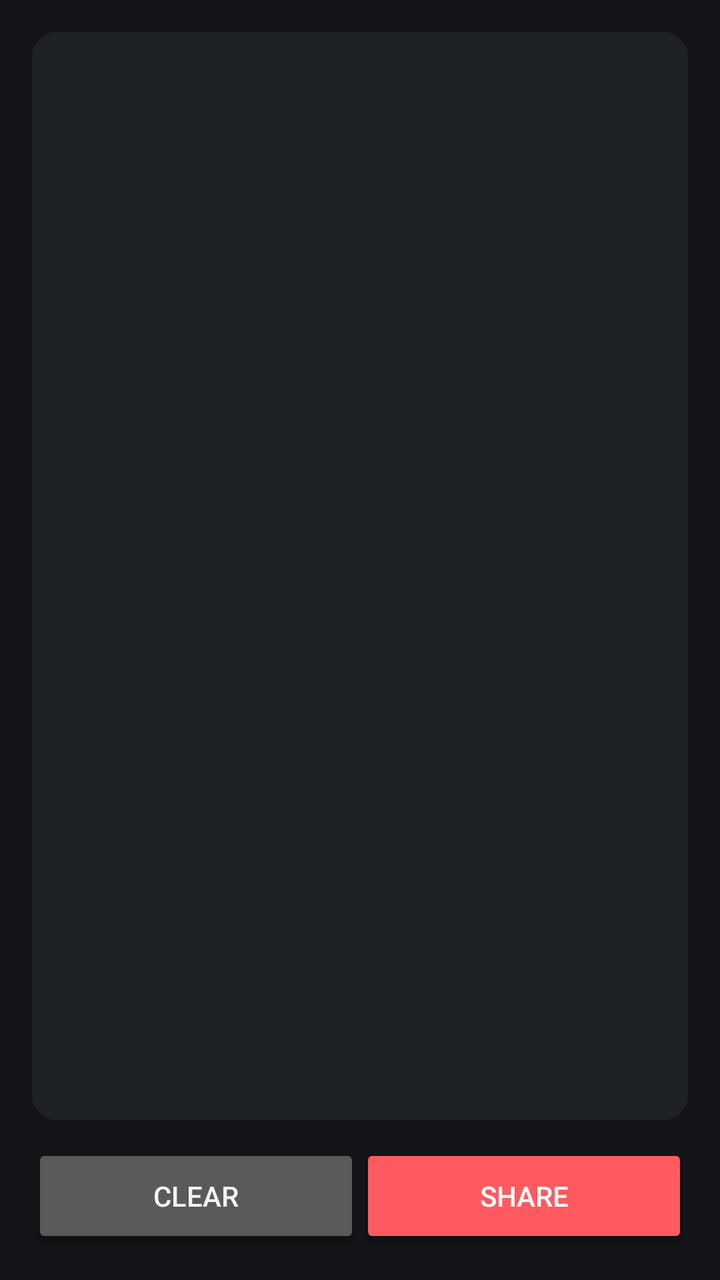
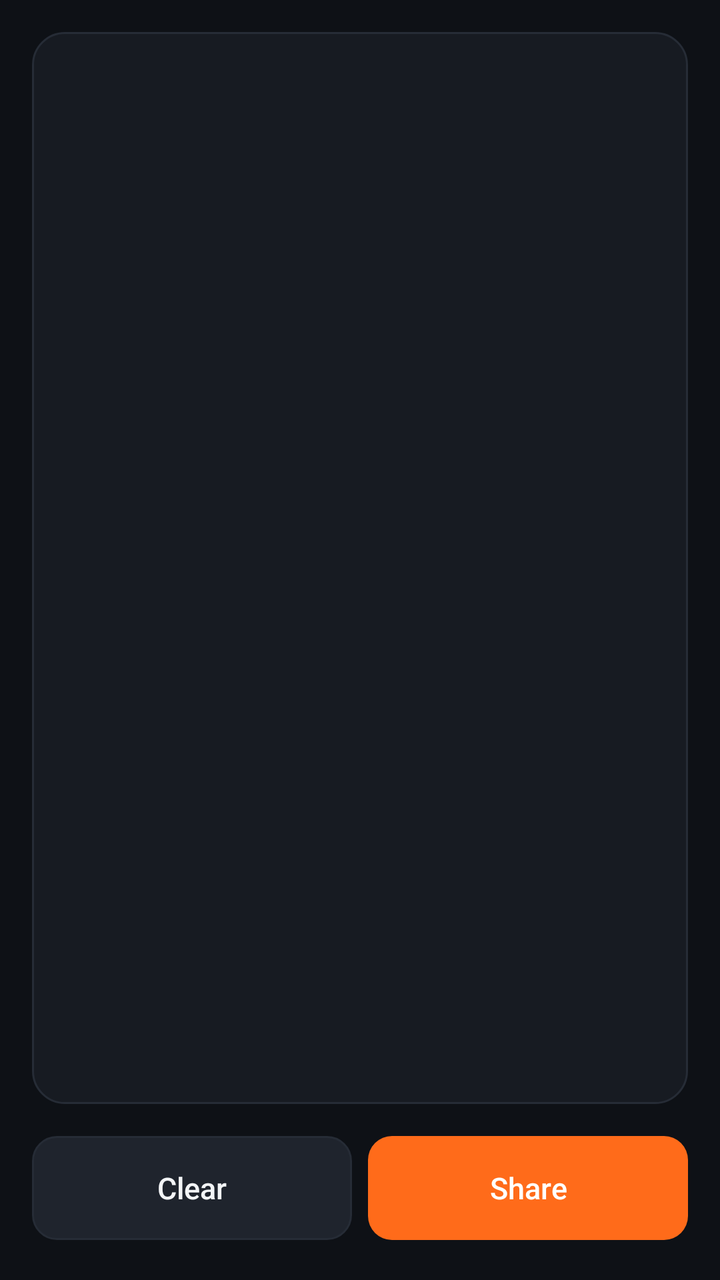

Compare the two renders of this Android layout. The source of the first and the diff that turns it into the second are given below.
<!-- AndroidManifest.xml: application theme Theme.MpsDiag -->
<!-- res/layout/activity_log.xml -->
<?xml version="1.0" encoding="utf-8"?>
<LinearLayout xmlns:android="http://schemas.android.com/apk/res/android"
    android:layout_width="match_parent"
    android:layout_height="match_parent"
    android:orientation="vertical"
    android:padding="@dimen/screen_padding">

    <ScrollView
        android:id="@+id/logScroll"
        style="@style/Card"
        android:layout_width="match_parent"
        android:layout_height="0dp"
        android:layout_weight="1">

        <TextView
            android:id="@+id/logText"
            style="@style/Text.Secondary"
            android:layout_width="match_parent"
            android:layout_height="wrap_content"
            android:fontFamily="monospace"
            android:textIsSelectable="true" />
    </ScrollView>

    <LinearLayout
        android:layout_width="match_parent"
        android:layout_height="wrap_content"
        android:orientation="horizontal">

        <Button
            android:id="@+id/clearButton"
            style="@style/Button.Secondary"
            android:layout_width="0dp"
            android:layout_height="wrap_content"
            android:layout_weight="1"
            android:text="@string/clear_log" />

        <Button
            android:id="@+id/shareButton"
            style="@style/Button.Primary"
            android:layout_width="0dp"
            android:layout_height="wrap_content"
            android:layout_weight="1"
            android:text="@string/share_log" />
    </LinearLayout>
</LinearLayout>
<!-- resources referenced by this layout -->
<resources>
  <style name="Button.Primary" parent="android:Widget.Material.Button.Colored">
          <item name="android:textColor">@color/text_on_primary</item>
          <item name="android:minHeight">52dp</item>
      </style>
  <style name="Button.Secondary" parent="android:Widget.Material.Button">
          <item name="android:textColor">@color/text_primary</item>
          <item name="android:minHeight">52dp</item>
      </style>
  <style name="Theme.MpsDiag" parent="android:Theme.Material">
          <item name="android:colorPrimary">@color/brand_primary</item>
          <item name="android:colorPrimaryDark">@color/brand_primary_dark</item>
          <item name="android:colorAccent">@color/brand_accent</item>
          <item name="android:windowBackground">@color/bg_window</item>
          <item name="android:textColorPrimary">@color/text_primary</item>
          <item name="android:textColorSecondary">@color/text_secondary</item>
          <item name="android:statusBarColor">@color/brand_primary_dark</item>
      </style>
  <color name="text_on_primary">#FFFFFF</color>
  <color name="text_primary">#F2F3F5</color>
  <!-- drawable bg_card (drawable) -->
  <?xml version="1.0" encoding="utf-8"?>
  <shape xmlns:android="http://schemas.android.com/apk/res/android">
      <solid android:color="@color/bg_card" />
      <corners android:radius="@dimen/card_radius" />
  </shape>
  <color name="text_secondary">#A6ABB3</color>
  <color name="brand_primary">#E4002B</color>
  <color name="brand_primary_dark">#A8001F</color>
  <color name="brand_accent">#FF5A5F</color>
  <color name="bg_window">#121417</color>
  <color name="bg_card">#1D2024</color>
  <dimen name="card_radius">12dp</dimen>
  <!-- unchanged entries left out for length: 8 -->
</resources>

<!-- the commit's change to res/layout/activity_log.xml (unified diff, before → after) -->
@@ -31,7 +31,8 @@
             style="@style/Button.Secondary"
             android:layout_width="0dp"
             android:layout_height="wrap_content"
-            android:layout_weight="1"
+            android:layout_marginEnd="@dimen/gap_small"
+                    android:layout_weight="1"
             android:text="@string/clear_log" />
 
         <Button
<!-- resource entries referenced after the edit -->
@@ -1,37 +1,104 @@
 <!-- resources referenced by this layout -->
 <resources>
-  <style name="Button.Primary" parent="android:Widget.Material.Button.Colored">
-          <item name="android:textColor">@color/text_on_primary</item>
+  <dimen name="gap_small">8dp</dimen>
+  <style name="Button.Primary" parent="android:Widget.Material.Button">
+          <item name="android:background">@drawable/bg_button_primary</item>
+          <item name="android:textColor">@color/button_text_primary</item>
+          <item name="android:fontFamily">sans-serif-medium</item>
+          <item name="android:textAllCaps">false</item>
+          <item name="android:textSize">@dimen/text_body</item>
           <item name="android:minHeight">52dp</item>
+          <item name="android:paddingStart">20dp</item>
+          <item name="android:paddingEnd">20dp</item>
+          <item name="android:stateListAnimator">@null</item>
+          <item name="android:layout_marginTop">4dp</item>
+          <item name="android:layout_marginBottom">4dp</item>
       </style>
   <style name="Button.Secondary" parent="android:Widget.Material.Button">
-          <item name="android:textColor">@color/text_primary</item>
+          <item name="android:background">@drawable/bg_button_secondary</item>
+          <item name="android:textColor">@color/button_text_secondary</item>
+          <item name="android:fontFamily">sans-serif-medium</item>
+          <item name="android:textAllCaps">false</item>
+          <item name="android:textSize">@dimen/text_body</item>
           <item name="android:minHeight">52dp</item>
+          <item name="android:paddingStart">20dp</item>
+          <item name="android:paddingEnd">20dp</item>
+          <item name="android:stateListAnimator">@null</item>
+          <item name="android:layout_marginTop">4dp</item>
+          <item name="android:layout_marginBottom">4dp</item>
       </style>
   <style name="Theme.MpsDiag" parent="android:Theme.Material">
-          <item name="android:colorPrimary">@color/brand_primary</item>
-          <item name="android:colorPrimaryDark">@color/brand_primary_dark</item>
-          <item name="android:colorAccent">@color/brand_accent</item>
+          <item name="android:colorPrimary">@color/bg_window</item>
+          <item name="android:colorPrimaryDark">@color/bg_window</item>
+          <item name="android:colorAccent">@color/brand_primary</item>
+          <item name="android:colorControlActivated">@color/brand_primary</item>
+          <item name="android:colorBackground">@color/bg_window</item>
           <item name="android:windowBackground">@color/bg_window</item>
+          <item name="android:statusBarColor">@color/bg_window</item>
+          <item name="android:navigationBarColor">@color/bg_window</item>
           <item name="android:textColorPrimary">@color/text_primary</item>
           <item name="android:textColorSecondary">@color/text_secondary</item>
-          <item name="android:statusBarColor">@color/brand_primary_dark</item>
+          <item name="android:actionBarStyle">@style/ActionBar</item>
+          <item name="android:buttonStyle">@style/Button.Secondary</item>
+          <item name="android:alertDialogTheme">@style/Dialog</item>
       </style>
-  <color name="text_on_primary">#FFFFFF</color>
-  <color name="text_primary">#F2F3F5</color>
+  <!-- drawable bg_button_primary (drawable) -->
+  <?xml version="1.0" encoding="utf-8"?>
+  <ripple xmlns:android="http://schemas.android.com/apk/res/android" android:color="@color/ripple">
+      <item>
+          <selector>
+              <item android:state_enabled="false">
+                  <shape><solid android:color="@color/bg_card_raised" /><corners android:radius="@dimen/button_radius" /></shape>
+              </item>
+              <item>
+                  <shape><solid android:color="@color/brand_primary" /><corners android:radius="@dimen/button_radius" /></shape>
+              </item>
+          </selector>
+      </item>
+  </ripple>
+  <dimen name="text_body">15sp</dimen>
+  <!-- drawable bg_button_secondary (drawable) -->
+  <?xml version="1.0" encoding="utf-8"?>
+  <ripple xmlns:android="http://schemas.android.com/apk/res/android" android:color="@color/ripple">
+      <item>
+          <shape>
+              <solid android:color="@color/bg_card_raised" />
+              <stroke android:width="1dp" android:color="@color/stroke" />
+              <corners android:radius="@dimen/button_radius" />
+          </shape>
+      </item>
+  </ripple>
+  <color name="text_primary">#F3F5F7</color>
+  <style name="ActionBar" parent="android:Widget.Material.ActionBar.Solid">
+          <item name="android:background">@color/bg_window</item>
+          <item name="android:elevation">0dp</item>
+          <item name="android:titleTextStyle">@style/ActionBar.Title</item>
+      </style>
+  <style name="Dialog" parent="android:Theme.Material.Dialog.Alert">
+          <item name="android:colorAccent">@color/brand_primary</item>
+          <item name="android:colorBackground">@color/bg_card_raised</item>
+          <item name="android:textColorPrimary">@color/text_primary</item>
+      </style>
+  <color name="ripple">#33FFFFFF</color>
+  <color name="bg_card_raised">#1F242D</color>
+  <dimen name="button_radius">12dp</dimen>
+  <color name="stroke">#262C36</color>
   <!-- drawable bg_card (drawable) -->
   <?xml version="1.0" encoding="utf-8"?>
   <shape xmlns:android="http://schemas.android.com/apk/res/android">
       <solid android:color="@color/bg_card" />
+      <stroke android:width="1dp" android:color="@color/stroke" />
       <corners android:radius="@dimen/card_radius" />
   </shape>
-  <color name="text_secondary">#A6ABB3</color>
-  <color name="brand_primary">#E4002B</color>
-  <color name="brand_primary_dark">#A8001F</color>
-  <color name="brand_accent">#FF5A5F</color>
-  <color name="bg_window">#121417</color>
-  <color name="bg_card">#1D2024</color>
-  <dimen name="card_radius">12dp</dimen>
+  <color name="text_secondary">#9AA3AE</color>
+  <color name="brand_primary">#FF6B1A</color>
+  <color name="bg_window">#0E1116</color>
+  <color name="bg_card">#171B22</color>
+  <dimen name="card_radius">16dp</dimen>
+  <style name="ActionBar.Title" parent="android:TextAppearance.Material.Widget.ActionBar.Title">
+          <item name="android:textColor">@color/text_primary</item>
+          <item name="android:fontFamily">sans-serif-medium</item>
+      </style>
   <!-- unchanged entries left out for length: 8 -->
 </resources>
 
